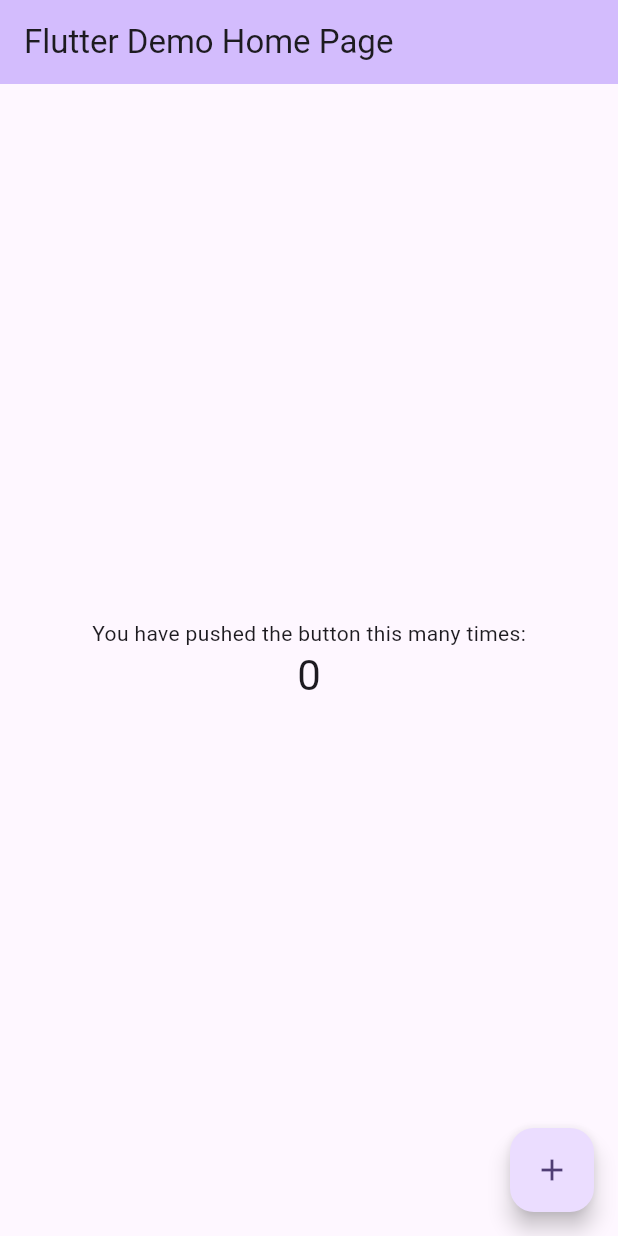
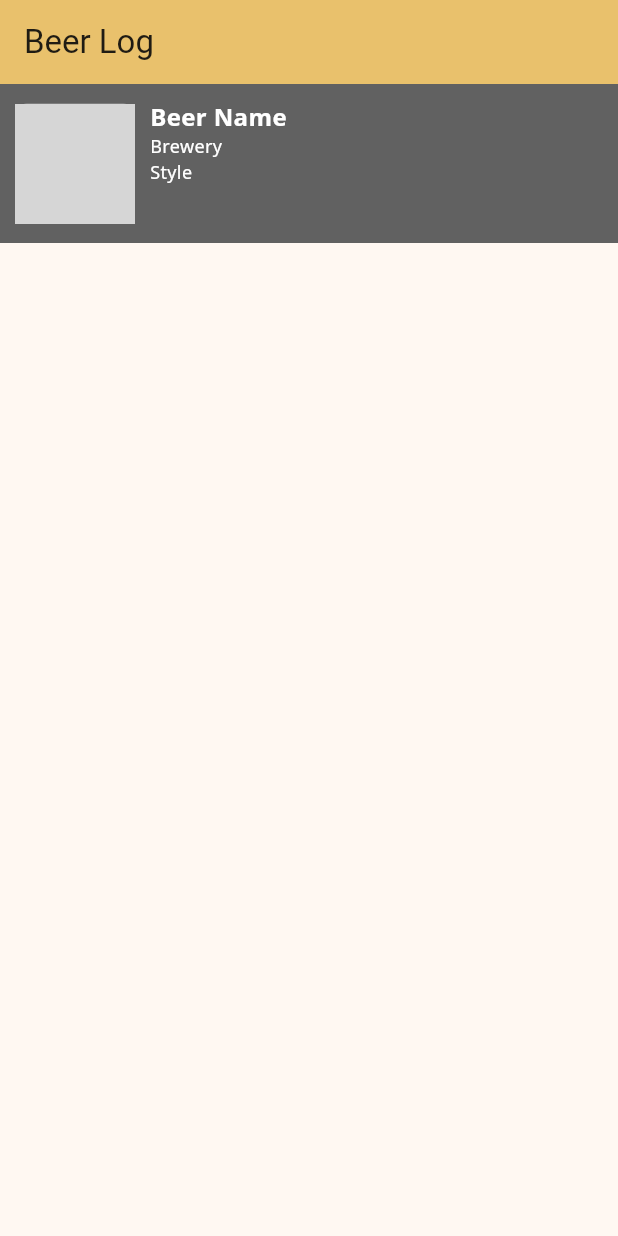
Before and after one commit to chamo112/beer_log, a Flutter app: the screen it shows after launch, on a phone screen of 412 x 824 dp. Run offline on Flutter 3.47's test engine with Material 3 defaults, Android fonts, the phone set to English and light mode, and no system bars; our stand-ins replace flutter_svg; Roboto replaces fonts that are missing (Noto Sans); grey boxes are pictures that could not be loaded.

Commit message:
:🍻: 基本UI実装

```diff
--- a/lib/main.dart
+++ b/lib/main.dart
@@ -1,4 +1,5 @@
 import 'package:flutter/material.dart';
+import 'package:flutter_svg/flutter_svg.dart';
 
 void main() {
   runApp(const MyApp());
@@ -13,25 +14,11 @@
     return MaterialApp(
       title: 'Flutter Demo',
       theme: ThemeData(
-        // This is the theme of your application.
-        //
-        // TRY THIS: Try running your application with "flutter run". You'll see
-        // the application has a purple toolbar. Then, without quitting the app,
-        // try changing the seedColor in the colorScheme below to Colors.green
-        // and then invoke "hot reload" (save your changes or press the "hot
-        // reload" button in a Flutter-supported IDE, or press "r" if you used
-        // the command line to start the app).
-        //
-        // Notice that the counter didn't reset back to zero; the application
-        // state is not lost during the reload. To reset the state, use hot
-        // restart instead.
-        //
-        // This works for code too, not just values: Most code changes can be
-        // tested with just a hot reload.
-        colorScheme: ColorScheme.fromSeed(seedColor: Colors.deepPurple),
+
+        colorScheme: ColorScheme.fromSeed(seedColor: Colors.amber),
         useMaterial3: true,
       ),
-      home: const MyHomePage(title: 'Flutter Demo Home Page'),
+      home: const MyHomePage(title: 'Beer Log'),
     );
   }
 }
@@ -39,14 +26,6 @@
 class MyHomePage extends StatefulWidget {
   const MyHomePage({super.key, required this.title});
 
-  // This widget is the home page of your application. It is stateful, meaning
-  // that it has a State object (defined below) that contains fields that affect
-  // how it looks.
-
-  // This class is the configuration for the state. It holds the values (in this
-  // case the title) provided by the parent (in this case the App widget) and
-  // used by the build method of the State. Fields in a Widget subclass are
-  // always marked "final".
 
   final String title;
 
@@ -59,67 +38,87 @@
 
   void _incrementCounter() {
     setState(() {
-      // This call to setState tells the Flutter framework that something has
-      // changed in this State, which causes it to rerun the build method below
-      // so that the display can reflect the updated values. If we changed
-      // _counter without calling setState(), then the build method would not be
-      // called again, and so nothing would appear to happen.
+
       _counter++;
     });
   }
 
   @override
   Widget build(BuildContext context) {
-    // This method is rerun every time setState is called, for instance as done
-    // by the _incrementCounter method above.
-    //
-    // The Flutter framework has been optimized to make rerunning build methods
-    // fast, so that you can just rebuild anything that needs updating rather
-    // than having to individually change instances of widgets.
+
     return Scaffold(
       appBar: AppBar(
-        // TRY THIS: Try changing the color here to a specific color (to
-        // Colors.amber, perhaps?) and trigger a hot reload to see the AppBar
-        // change color while the other colors stay the same.
+
         backgroundColor: Theme.of(context).colorScheme.inversePrimary,
-        // Here we take the value from the MyHomePage object that was created by
-        // the App.build method, and use it to set our appbar title.
+
         title: Text(widget.title),
       ),
       body: Center(
-        // Center is a layout widget. It takes a single child and positions it
-        // in the middle of the parent.
         child: Column(
-          // Column is also a layout widget. It takes a list of children and
-          // arranges them vertically. By default, it sizes itself to fit its
-          // children horizontally, and tries to be as tall as its parent.
-          //
-          // Column has various properties to control how it sizes itself and
-          // how it positions its children. Here we use mainAxisAlignment to
-          // center the children vertically; the main axis here is the vertical
-          // axis because Columns are vertical (the cross axis would be
-          // horizontal).
-          //
-          // TRY THIS: Invoke "debug painting" (choose the "Toggle Debug Paint"
-          // action in the IDE, or press "p" in the console), to see the
-          // wireframe for each widget.
-          mainAxisAlignment: MainAxisAlignment.center,
-          children: <Widget>[
-            const Text(
-              'You have pushed the button this many times:',
-            ),
-            Text(
-              '$_counter',
-              style: Theme.of(context).textTheme.headlineMedium,
+          children: [
+            Container(
+              width: double.infinity,
+              height: 106,
+              color: Colors.grey[700],
+              child: Row(
+                children: [
+                  Container(
+                    width: 80,
+                    height: 80,
+                    margin: const EdgeInsets.symmetric(horizontal: 10),
+                    child: ClipRRect(
+                      borderRadius: BorderRadius.circular(8),
+                      child: AspectRatio(
+                        // 正方形の比率を設定
+                          aspectRatio: 1.0,
+                          child: SvgPicture.asset(
+                              'assets/images/beer_sample.svg',
+                              fit: BoxFit.cover
+                          )
+                      ),
+                    ),
+                  ),
+                  Container(
+                    margin: const EdgeInsets.symmetric(vertical: 10),
+                    child: const Column(
+                      crossAxisAlignment: CrossAxisAlignment.start,
+                      children: [
+                        Text(
+                          "Beer Name",
+                          style: TextStyle(
+                            color: Colors.white,
+                            fontSize: 16,
+                            fontFamily: 'Noto Sans',
+                            fontWeight: FontWeight.w700,
+                          ),
+                        ),
+                        Text(
+                          "Brewery",
+                          style: TextStyle(
+                            color: Colors.white,
+                            fontSize: 12,
+                            fontFamily: 'Noto Sans',
+                            fontWeight: FontWeight.w400,
+                          ),
+                        ),
+                        Text(
+                          "Style",
+                          style: TextStyle(
+                            color: Colors.white,
+                            fontSize: 12,
+                            fontFamily: 'Noto Sans',
+                            fontWeight: FontWeight.w400,
+                          ),
+                        ),
+                      ],
+                    ),
+                  ),
+                ],
+              ),
             ),
           ],
         ),
       ),
-      floatingActionButton: FloatingActionButton(
-        onPressed: _incrementCounter,
-        tooltip: 'Increment',
-        child: const Icon(Icons.add),
-      ), // This trailing comma makes auto-formatting nicer for build methods.
     );
   }
 }
--- a/pubspec.yaml
+++ b/pubspec.yaml
@@ -11,6 +11,7 @@ environment:
 dependencies:
   flutter:
     sdk: flutter
+  flutter_svg: ^2.0.9
 
   cupertino_icons: ^1.0.2
 
@@ -21,4 +22,7 @@ dev_dependencies:
   flutter_lints: ^3.0.1
 
 flutter:
-  uses-material-design: true
+    assets:
+      - assets/images/
+
+    uses-material-design: true
```
